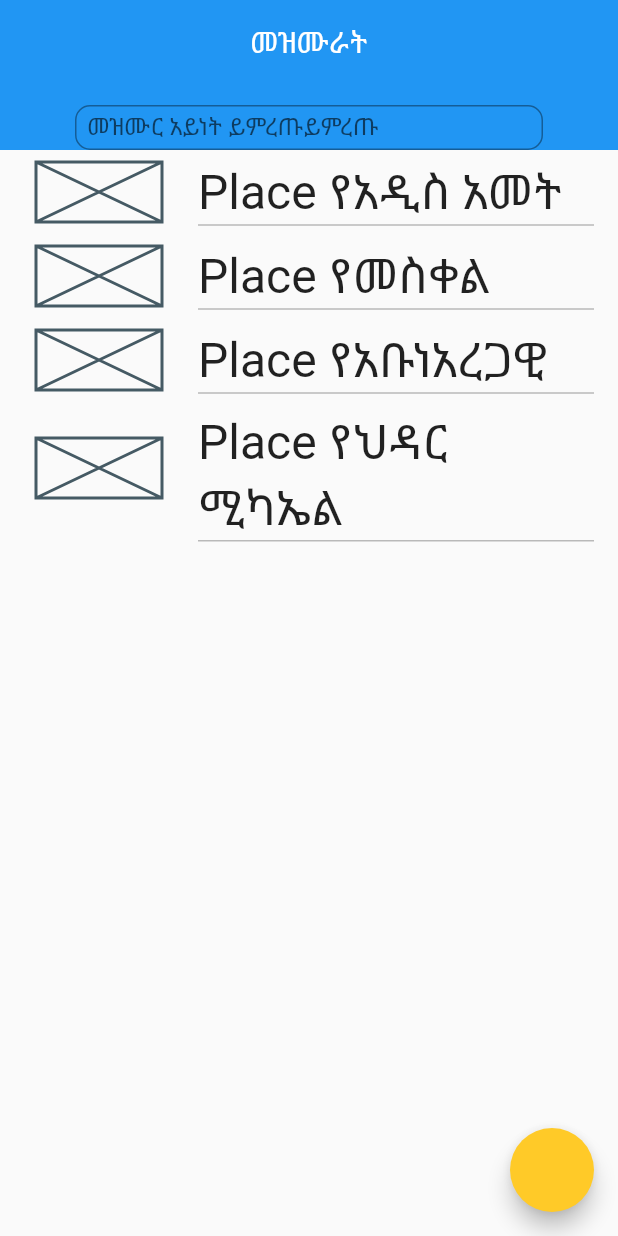
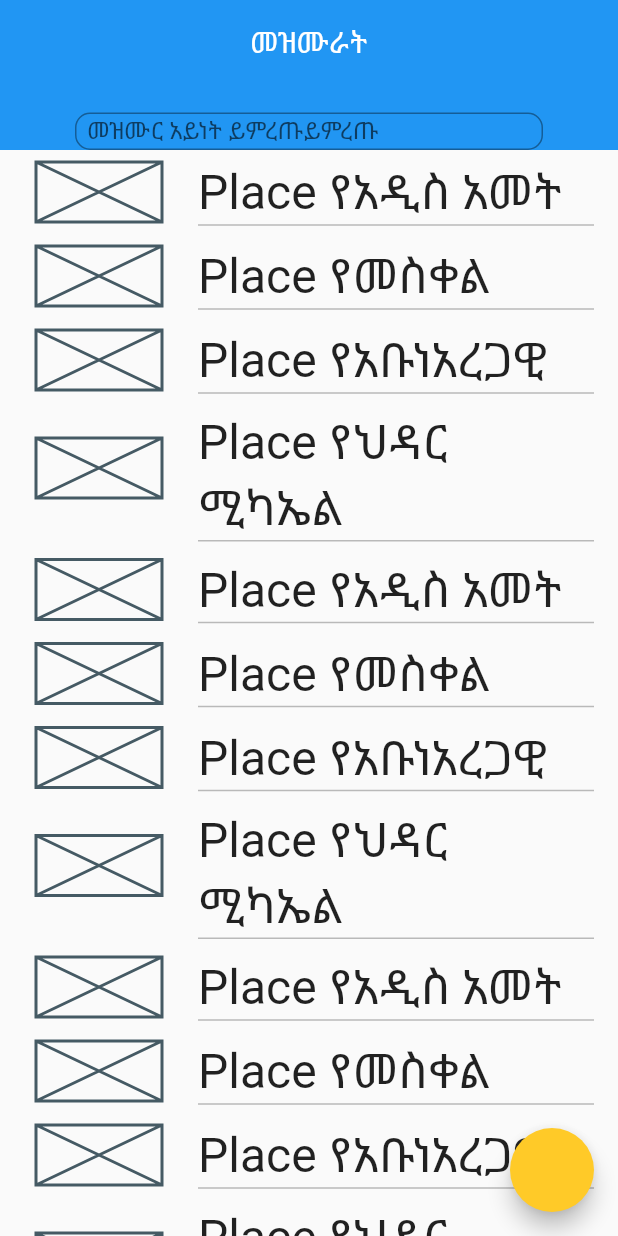
Before and after one commit to nahomersom/finote-birhan, a Flutter app: the screen it shows after launch, on a phone screen of 412 x 824 dp. Run offline on Flutter 3.47's test engine with Material 2 defaults, Android fonts, the phone set to English and light mode, and no system bars.

Commit message:
style:app bar style updated

```diff
--- a/lib/Screens/mezmurList.dart
+++ b/lib/Screens/mezmurList.dart
@@ -5,8 +5,15 @@ List<Map> x = [
       {'አይነት':'የአዲስ አመት'},
       {'አይነት':'የመስቀል'},
       {'አይነት':'የአቡነአረጋዊ'},
+      {'አይነት':'የህዳር ሚካኤል'},
+      {'አይነት':'የአዲስ አመት'},
+       {'አይነት':'የመስቀል'},
+            {'አይነት':'የአቡነአረጋዊ'},
+            {'አይነት':'የህዳር ሚካኤል'},
+            {'አይነት':'የአዲስ አመት'},
+            {'አይነት':'የመስቀል'},
+            {'አይነት':'የአቡነአረጋዊ'},
             {'አይነት':'የህዳር ሚካኤል'}
-
       ];
       @override
       Widget build(BuildContext context) {
@@ -34,7 +41,7 @@ title: Text('መዝሙራት'),
       flexibleSpace: FlexibleSpaceBar(
       background: Container(
 
-margin: const EdgeInsets.only(right: 50, left: 50,top: 70),
+      margin: const EdgeInsets.only(right: 50, left: 50,top: 75),
 
       child: Center(
 
--- a/lib/theme.dart
+++ b/lib/theme.dart
@@ -1,7 +1,7 @@
 import 'package:finote_birhan/constants.dart';
 import 'package:flutter/material.dart';
 final lightThemeData = ThemeData(
- // brightness: Brightness.light,
+ brightness: Brightness.light,
   primaryColor: kPrimaryColor,
   colorScheme: ColorScheme.fromSwatch().copyWith(secondary: kSecondaryColor),
   tabBarTheme: TabBarTheme(labelColor: kTabBarColor),
@@ -9,7 +9,7 @@ final lightThemeData = ThemeData(
   elevatedButtonTheme: elevatedButton
 );
 final darkThemeData = ThemeData(
-  //brightness: Brightness.dark,
+  brightness: Brightness.dark,
   primaryColor: bgColorDarkTheme,
   colorScheme: ColorScheme.fromSwatch().copyWith(secondary: kTextColorDarkTheme),
   tabBarTheme: TabBarTheme(labelColor: kTabBarColorDarkTheme),
```
Lines whose indentation alone changed are shown as unchanged.
